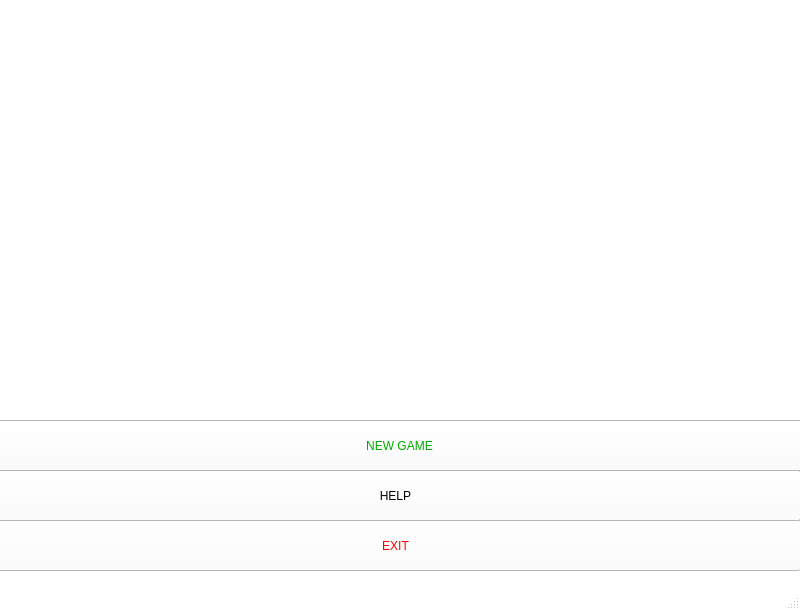
First picture: the form in View/mainview.ui, repository pfjoaomarcos/G7TrucoGame, before the edit.
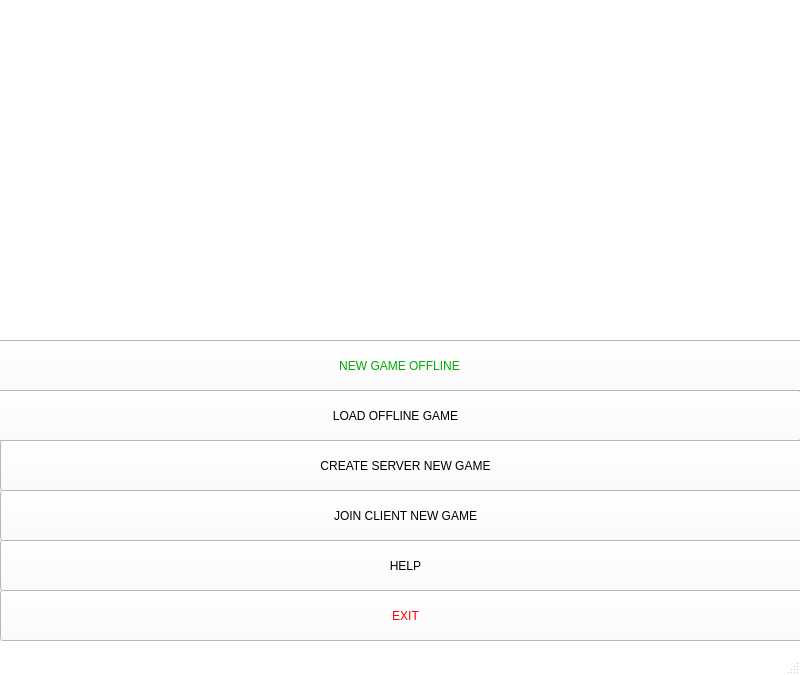
Second picture: the form after the edit. Icons and pictures are not drawn.

Commit message: [Truco G7] Add Server View and two players mode

The edit to the form file:
```diff
--- a/View/mainview.ui
+++ b/View/mainview.ui
@@ -7,13 +7,13 @@
     <x>0</x>
     <y>0</y>
     <width>800</width>
-    <height>610</height>
+    <height>675</height>
    </rect>
   </property>
   <property name="maximumSize">
    <size>
     <width>800</width>
-    <height>610</height>
+    <height>900</height>
    </size>
   </property>
   <property name="palette">
@@ -95,7 +95,7 @@
     <property name="geometry">
      <rect>
       <x>-6</x>
-      <y>420</y>
+      <y>340</y>
       <width>811</width>
       <height>51</height>
      </rect>
@@ -109,14 +109,14 @@
 font: 600 14pt &quot;Segoe UI&quot;;</string>
     </property>
     <property name="text">
-     <string>NEW GAME</string>
+     <string>NEW GAME OFFLINE</string>
     </property>
    </widget>
    <widget class="QPushButton" name="pushButton_2">
     <property name="geometry">
      <rect>
-      <x>-10</x>
-      <y>470</y>
+      <x>0</x>
+      <y>540</y>
       <width>811</width>
       <height>51</height>
      </rect>
@@ -132,8 +132,8 @@
    <widget class="QPushButton" name="pushButton_4">
     <property name="geometry">
      <rect>
-      <x>-10</x>
-      <y>520</y>
+      <x>0</x>
+      <y>590</y>
       <width>811</width>
       <height>51</height>
      </rect>
@@ -147,6 +147,57 @@
      <string>EXIT</string>
     </property>
    </widget>
+   <widget class="QPushButton" name="pushButton_3">
+    <property name="geometry">
+     <rect>
+      <x>-10</x>
+      <y>390</y>
+      <width>811</width>
+      <height>51</height>
+     </rect>
+    </property>
+    <property name="styleSheet">
+     <string notr="true">background-color: rgb(255, 255, 255);
+font: 600 14pt &quot;Segoe UI&quot;;</string>
+    </property>
+    <property name="text">
+     <string>LOAD OFFLINE GAME</string>
+    </property>
+   </widget>
+   <widget class="QPushButton" name="pushButton_5">
+    <property name="geometry">
+     <rect>
+      <x>0</x>
+      <y>440</y>
+      <width>811</width>
+      <height>51</height>
+     </rect>
+    </property>
+    <property name="styleSheet">
+     <string notr="true">background-color: rgb(255, 255, 255);
+font: 600 14pt &quot;Segoe UI&quot;;</string>
+    </property>
+    <property name="text">
+     <string>CREATE SERVER NEW GAME</string>
+    </property>
+   </widget>
+   <widget class="QPushButton" name="pushButton_6">
+    <property name="geometry">
+     <rect>
+      <x>0</x>
+      <y>490</y>
+      <width>811</width>
+      <height>51</height>
+     </rect>
+    </property>
+    <property name="styleSheet">
+     <string notr="true">background-color: rgb(255, 255, 255);
+font: 600 14pt &quot;Segoe UI&quot;;</string>
+    </property>
+    <property name="text">
+     <string>JOIN CLIENT NEW GAME</string>
+    </property>
+   </widget>
   </widget>
   <widget class="QMenuBar" name="menubar">
    <property name="geometry">
```
The commit also changes 8 other files.
